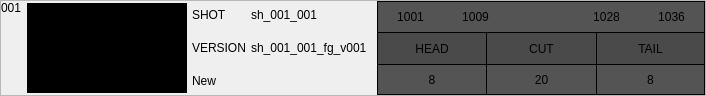
shotgunsoftware/tk-multi-importcut, file resources/cut_diff_card.ui: the form before one commit.
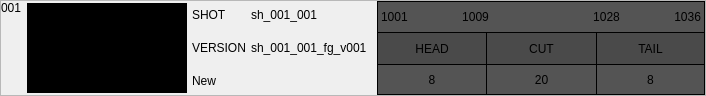
The form after the commit. Icons and pictures are not drawn.

What changed in the file:
```diff
--- a/resources/cut_diff_card.ui
+++ b/resources/cut_diff_card.ui
@@ -132,7 +132,7 @@
          </property>
         </widget>
        </item>
-       <item row="2" column="0">
+       <item row="2" column="0" colspan="2">
         <widget class="QLabel" name="status_label">
          <property name="text">
           <string>New</string>
@@ -174,7 +174,7 @@
           <string>1001</string>
          </property>
          <property name="alignment">
-          <set>Qt::AlignCenter</set>
+          <set>Qt::AlignLeading|Qt::AlignLeft|Qt::AlignVCenter</set>
          </property>
         </widget>
        </item>
@@ -240,7 +240,7 @@
           <string>1036</string>
          </property>
          <property name="alignment">
-          <set>Qt::AlignCenter</set>
+          <set>Qt::AlignRight|Qt::AlignTrailing|Qt::AlignVCenter</set>
          </property>
         </widget>
        </item>
```
Left out of the diff: 7 changed lines with no effect on the pictures.
